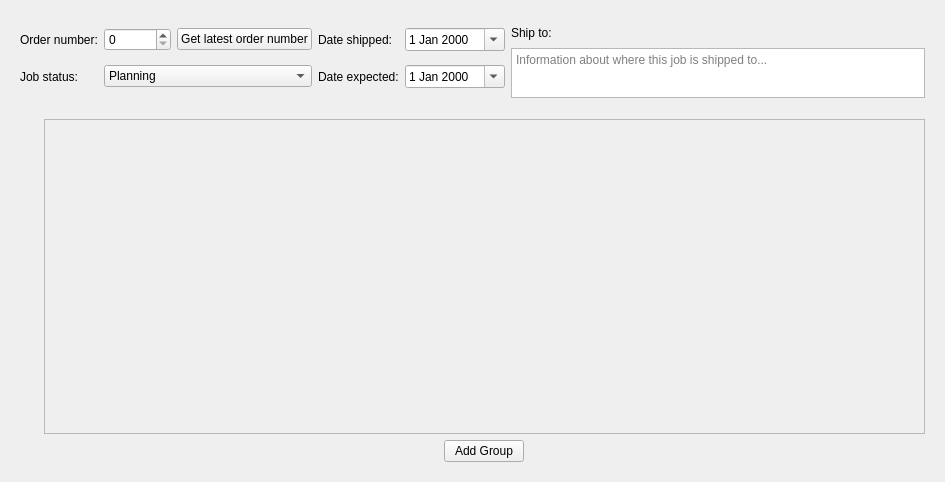
TheCodingJsoftware/Invigo, file ui/job_widget.ui: the form before one commit.
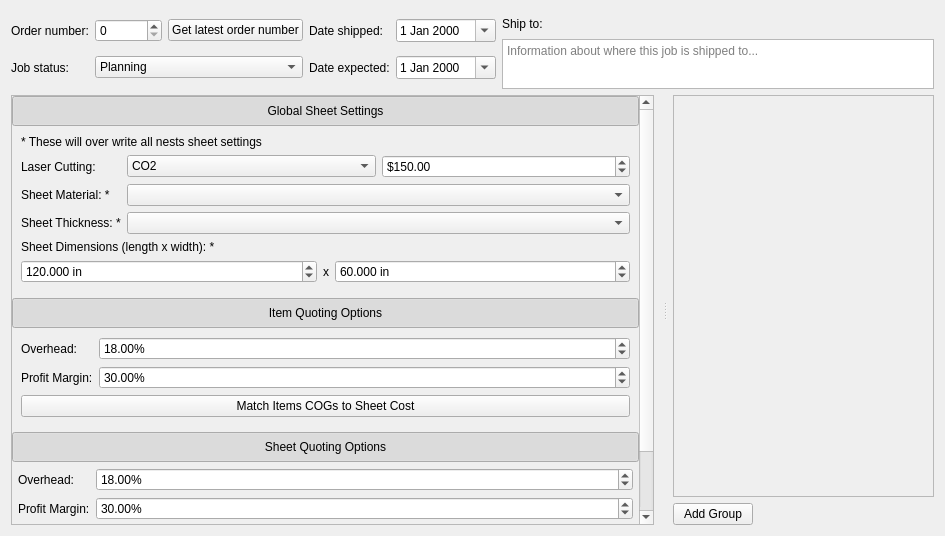
The form after the commit. Icons and pictures are not drawn.

Diff of the .ui file:
```diff
--- a/ui/job_widget.ui
+++ b/ui/job_widget.ui
@@ -7,7 +7,7 @@
     <x>0</x>
     <y>0</y>
     <width>945</width>
-    <height>482</height>
+    <height>536</height>
    </rect>
   </property>
   <property name="sizePolicy">
@@ -19,7 +19,7 @@
   <property name="windowTitle">
    <string>Form</string>
   </property>
-  <layout class="QVBoxLayout" name="verticalLayout">
+  <layout class="QVBoxLayout" name="verticalLayout" stretch="0,1">
    <item>
     <widget class="QWidget" name="job_settings_widget" native="true">
      <property name="sizePolicy">
@@ -35,8 +35,17 @@
       </size>
      </property>
      <layout class="QHBoxLayout" name="horizontalLayout_3" stretch="0">
+      <property name="leftMargin">
+       <number>0</number>
+      </property>
+      <property name="topMargin">
+       <number>0</number>
+      </property>
+      <property name="rightMargin">
+       <number>0</number>
+      </property>
       <property name="bottomMargin">
-       <number>6</number>
+       <number>0</number>
       </property>
       <item>
        <layout class="QHBoxLayout" name="horizontalLayout_5" stretch="0,1">
@@ -277,74 +286,607 @@
     </widget>
    </item>
    <item>
-    <layout class="QHBoxLayout" name="horizontalLayout_7">
-     <item>
-      <widget class="QWidget" name="nests_widget" native="true">
-       <layout class="QVBoxLayout" name="verticalLayout_6">
-        <item>
-         <layout class="QVBoxLayout" name="verticalLayout_5"/>
-        </item>
-       </layout>
-      </widget>
-     </item>
-     <item>
-      <widget class="QWidget" name="groups_widget" native="true">
-       <layout class="QVBoxLayout" name="verticalLayout_2">
-        <item>
-         <widget class="QScrollArea" name="scrollArea">
-          <property name="widgetResizable">
-           <bool>true</bool>
-          </property>
-          <widget class="QWidget" name="scrollAreaWidgetContents">
-           <property name="geometry">
-            <rect>
-             <x>0</x>
-             <y>0</y>
-             <width>899</width>
-             <height>332</height>
-            </rect>
+    <widget class="QSplitter" name="splitter">
+     <property name="orientation">
+      <enum>Qt::Horizontal</enum>
+     </property>
+     <widget class="QWidget" name="nest_widget" native="true">
+      <property name="styleSheet">
+       <string notr="true"/>
+      </property>
+      <layout class="QVBoxLayout" name="verticalLayout_6">
+       <property name="rightMargin">
+        <number>9</number>
+       </property>
+       <item>
+        <layout class="QVBoxLayout" name="verticalLayout_5">
+         <item>
+          <widget class="QScrollArea" name="scrollArea_2">
+           <property name="widgetResizable">
+            <bool>true</bool>
            </property>
-           <layout class="QVBoxLayout" name="verticalLayout_3">
-            <property name="leftMargin">
-             <number>0</number>
+           <property name="alignment">
+            <set>Qt::AlignLeading|Qt::AlignLeft|Qt::AlignTop</set>
+           </property>
+           <widget class="QWidget" name="scrollAreaWidgetContents_2">
+            <property name="geometry">
+             <rect>
+              <x>0</x>
+              <y>0</y>
+              <width>618</width>
+              <height>526</height>
+             </rect>
             </property>
-            <property name="topMargin">
-             <number>0</number>
-            </property>
-            <property name="rightMargin">
-             <number>0</number>
-            </property>
-            <property name="bottomMargin">
-             <number>0</number>
-            </property>
-            <item>
-             <layout class="QVBoxLayout" name="groups_layout"/>
-            </item>
-           </layout>
+            <layout class="QVBoxLayout" name="verticalLayout_7">
+             <property name="leftMargin">
+              <number>0</number>
+             </property>
+             <property name="topMargin">
+              <number>0</number>
+             </property>
+             <property name="rightMargin">
+              <number>0</number>
+             </property>
+             <property name="bottomMargin">
+              <number>0</number>
+             </property>
+             <item>
+              <layout class="QVBoxLayout" name="verticalLayout_8">
+               <item>
+                <layout class="QVBoxLayout" name="verticalLayout_14" stretch="0,1">
+                 <property name="spacing">
+                  <number>0</number>
+                 </property>
+                 <item>
+                  <widget class="QPushButton" name="pushButton_global_sheet_settings">
+                   <property name="minimumSize">
+                    <size>
+                     <width>0</width>
+                     <height>30</height>
+                    </size>
+                   </property>
+                   <property name="cursor">
+                    <cursorShape>PointingHandCursor</cursorShape>
+                   </property>
+                   <property name="text">
+                    <string>Global Sheet Settings</string>
+                   </property>
+                   <property name="checkable">
+                    <bool>true</bool>
+                   </property>
+                   <property name="checked">
+                    <bool>true</bool>
+                   </property>
+                  </widget>
+                 </item>
+                 <item>
+                  <widget class="QWidget" name="global_sheet_settings_widget" native="true">
+                   <layout class="QVBoxLayout" name="verticalLayout_24">
+                    <item>
+                     <layout class="QVBoxLayout" name="verticalLayout_23">
+                      <item>
+                       <widget class="QLabel" name="label_15">
+                        <property name="text">
+                         <string>* These will over write all nests sheet settings</string>
+                        </property>
+                       </widget>
+                      </item>
+                      <item>
+                       <layout class="QGridLayout" name="gridLayout_3" columnstretch="0,1">
+                        <item row="1" column="0">
+                         <widget class="QLabel" name="label_7">
+                          <property name="text">
+                           <string>Sheet Material: *</string>
+                          </property>
+                         </widget>
+                        </item>
+                        <item row="1" column="1">
+                         <widget class="QComboBox" name="comboBox_materials"/>
+                        </item>
+                        <item row="0" column="0">
+                         <widget class="QLabel" name="label_6">
+                          <property name="text">
+                           <string>Laser Cutting:</string>
+                          </property>
+                         </widget>
+                        </item>
+                        <item row="0" column="1">
+                         <layout class="QHBoxLayout" name="horizontalLayout_11">
+                          <item>
+                           <widget class="QComboBox" name="comboBox_laser_cutting">
+                            <item>
+                             <property name="text">
+                              <string>CO2</string>
+                             </property>
+                            </item>
+                            <item>
+                             <property name="text">
+                              <string>Nitrogen</string>
+                             </property>
+                            </item>
+                           </widget>
+                          </item>
+                          <item>
+                           <widget class="QDoubleSpinBox" name="doubleSpinBox_cost_for_laser">
+                            <property name="prefix">
+                             <string>$</string>
+                            </property>
+                            <property name="maximum">
+                             <double>99999999999.000000000000000</double>
+                            </property>
+                            <property name="value">
+                             <double>150.000000000000000</double>
+                            </property>
+                           </widget>
+                          </item>
+                         </layout>
+                        </item>
+                        <item row="2" column="0">
+                         <widget class="QLabel" name="label_8">
+                          <property name="text">
+                           <string>Sheet Thickness: *</string>
+                          </property>
+                         </widget>
+                        </item>
+                        <item row="2" column="1">
+                         <widget class="QComboBox" name="comboBox_thicknesses"/>
+                        </item>
+                       </layout>
+                      </item>
+                     </layout>
+                    </item>
+                    <item>
+                     <widget class="QLabel" name="label_13">
+                      <property name="text">
+                       <string>Sheet Dimensions (length x width): *</string>
+                      </property>
+                     </widget>
+                    </item>
+                    <item>
+                     <layout class="QHBoxLayout" name="global_sheet_settings_layout" stretch="1,0,1">
+                      <item>
+                       <widget class="QDoubleSpinBox" name="doubleSpinBox_length">
+                        <property name="suffix">
+                         <string> in</string>
+                        </property>
+                        <property name="decimals">
+                         <number>3</number>
+                        </property>
+                        <property name="maximum">
+                         <double>99999999999.000000000000000</double>
+                        </property>
+                        <property name="value">
+                         <double>120.000000000000000</double>
+                        </property>
+                       </widget>
+                      </item>
+                      <item>
+                       <widget class="QLabel" name="label_14">
+                        <property name="text">
+                         <string>x</string>
+                        </property>
+                        <property name="alignment">
+                         <set>Qt::AlignCenter</set>
+                        </property>
+                       </widget>
+                      </item>
+                      <item>
+                       <widget class="QDoubleSpinBox" name="doubleSpinBox_width">
+                        <property name="suffix">
+                         <string> in</string>
+                        </property>
+                        <property name="decimals">
+                         <number>3</number>
+                        </property>
+                        <property name="maximum">
+                         <double>999999999.000000000000000</double>
+                        </property>
+                        <property name="value">
+                         <double>60.000000000000000</double>
+                        </property>
+                       </widget>
+                      </item>
+                     </layout>
+                    </item>
+                   </layout>
+                  </widget>
+                 </item>
+                </layout>
+               </item>
+               <item>
+                <layout class="QVBoxLayout" name="verticalLayout_15" stretch="0,1">
+                 <property name="spacing">
+                  <number>0</number>
+                 </property>
+                 <item>
+                  <widget class="QPushButton" name="pushButton_item_quoting_options">
+                   <property name="minimumSize">
+                    <size>
+                     <width>0</width>
+                     <height>30</height>
+                    </size>
+                   </property>
+                   <property name="cursor">
+                    <cursorShape>PointingHandCursor</cursorShape>
+                   </property>
+                   <property name="text">
+                    <string>Item Quoting Options</string>
+                   </property>
+                   <property name="checkable">
+                    <bool>true</bool>
+                   </property>
+                   <property name="checked">
+                    <bool>true</bool>
+                   </property>
+                  </widget>
+                 </item>
+                 <item>
+                  <widget class="QWidget" name="item_quoting_options_widget" native="true">
+                   <layout class="QVBoxLayout" name="verticalLayout_21">
+                    <item>
+                     <layout class="QVBoxLayout" name="item_quoting_options_layout">
+                      <item>
+                       <layout class="QVBoxLayout" name="verticalLayout_13">
+                        <item>
+                         <layout class="QGridLayout" name="gridLayout" columnstretch="0,1">
+                          <item row="0" column="1">
+                           <widget class="QDoubleSpinBox" name="doubleSpinBox_items_overhead">
+                            <property name="toolTip">
+                             <string>Default: 18%</string>
+                            </property>
+                            <property name="suffix">
+                             <string>%</string>
+                            </property>
+                            <property name="decimals">
+                             <number>2</number>
+                            </property>
+                            <property name="value">
+                             <double>18.000000000000000</double>
+                            </property>
+                           </widget>
+                          </item>
+                          <item row="1" column="1">
+                           <widget class="QDoubleSpinBox" name="doubleSpinBox_items_profit_margin">
+                            <property name="toolTip">
+                             <string>Default: 30%</string>
+                            </property>
+                            <property name="suffix">
+                             <string>%</string>
+                            </property>
+                            <property name="decimals">
+                             <number>2</number>
+                            </property>
+                            <property name="value">
+                             <double>30.000000000000000</double>
+                            </property>
+                           </widget>
+                          </item>
+                          <item row="0" column="0">
+                           <widget class="QLabel" name="label_9">
+                            <property name="text">
+                             <string>Overhead:</string>
+                            </property>
+                           </widget>
+                          </item>
+                          <item row="1" column="0">
+                           <widget class="QLabel" name="label_10">
+                            <property name="text">
+                             <string>Profit Margin:</string>
+                            </property>
+                           </widget>
+                          </item>
+                         </layout>
+                        </item>
+                        <item>
+                         <widget class="QPushButton" name="pushButton_item_to_sheet">
+                          <property name="text">
+                           <string>Match Items COGs to Sheet Cost</string>
+                          </property>
+                          <property name="checkable">
+                           <bool>true</bool>
+                          </property>
+                         </widget>
+                        </item>
+                       </layout>
+                      </item>
+                     </layout>
+                    </item>
+                   </layout>
+                  </widget>
+                 </item>
+                </layout>
+               </item>
+               <item>
+                <layout class="QVBoxLayout" name="verticalLayout_12" stretch="0,1">
+                 <property name="spacing">
+                  <number>0</number>
+                 </property>
+                 <item>
+                  <widget class="QPushButton" name="pushButton_sheet_quoting_options">
+                   <property name="minimumSize">
+                    <size>
+                     <width>0</width>
+                     <height>30</height>
+                    </size>
+                   </property>
+                   <property name="cursor">
+                    <cursorShape>PointingHandCursor</cursorShape>
+                   </property>
+                   <property name="text">
+                    <string>Sheet Quoting Options</string>
+                   </property>
+                   <property name="checkable">
+                    <bool>true</bool>
+                   </property>
+                   <property name="checked">
+                    <bool>true</bool>
+                   </property>
+                  </widget>
+                 </item>
+                 <item>
+                  <widget class="QWidget" name="sheet_quoting_options_widget" native="true">
+                   <layout class="QVBoxLayout" name="verticalLayout_22">
+                    <property name="leftMargin">
+                     <number>6</number>
+                    </property>
+                    <property name="topMargin">
+                     <number>6</number>
+                    </property>
+                    <property name="rightMargin">
+                     <number>6</number>
+                    </property>
+                    <property name="bottomMargin">
+                     <number>6</number>
+                    </property>
+                    <item>
+                     <layout class="QGridLayout" name="gridLayout_4" columnstretch="0,1">
+                      <item row="1" column="0">
+                       <widget class="QLabel" name="label_12">
+                        <property name="text">
+                         <string>Profit Margin:</string>
+                        </property>
+                       </widget>
+                      </item>
+                      <item row="0" column="0">
+                       <widget class="QLabel" name="label_11">
+                        <property name="text">
+                         <string>Overhead:</string>
+                        </property>
+                       </widget>
+                      </item>
+                      <item row="0" column="1">
+                       <widget class="QDoubleSpinBox" name="doubleSpinBox_sheets_overhead">
+                        <property name="toolTip">
+                         <string>Default: 18%</string>
+                        </property>
+                        <property name="suffix">
+                         <string>%</string>
+                        </property>
+                        <property name="maximum">
+                         <double>100.000000000000000</double>
+                        </property>
+                        <property name="value">
+                         <double>18.000000000000000</double>
+                        </property>
+                       </widget>
+                      </item>
+                      <item row="1" column="1">
+                       <widget class="QDoubleSpinBox" name="doubleSpinBox_sheets_profit_margin">
+                        <property name="toolTip">
+                         <string>Default: 30%</string>
+                        </property>
+                        <property name="suffix">
+                         <string>%</string>
+                        </property>
+                        <property name="maximum">
+                         <double>100.000000000000000</double>
+                        </property>
+                        <property name="value">
+                         <double>30.000000000000000</double>
+                        </property>
+                       </widget>
+                      </item>
+                     </layout>
+                    </item>
+                   </layout>
+                  </widget>
+                 </item>
+                </layout>
+               </item>
+               <item>
+                <layout class="QVBoxLayout" name="verticalLayout_18" stretch="0,1">
+                 <property name="spacing">
+                  <number>0</number>
+                 </property>
+                 <item>
+                  <widget class="QPushButton" name="pushButton_nests">
+                   <property name="minimumSize">
+                    <size>
+                     <width>0</width>
+                     <height>30</height>
+                    </size>
+                   </property>
+                   <property name="maximumSize">
+                    <size>
+                     <width>16777215</width>
+                     <height>16777215</height>
+                    </size>
+                   </property>
+                   <property name="cursor">
+                    <cursorShape>PointingHandCursor</cursorShape>
+                   </property>
+                   <property name="text">
+                    <string>Nests</string>
+                   </property>
+                   <property name="checkable">
+                    <bool>true</bool>
+                   </property>
+                   <property name="checked">
+                    <bool>true</bool>
+                   </property>
+                  </widget>
+                 </item>
+                 <item>
+                  <widget class="QWidget" name="nests_widget" native="true">
+                   <layout class="QVBoxLayout" name="verticalLayout_9">
+                    <property name="leftMargin">
+                     <number>0</number>
+                    </property>
+                    <property name="topMargin">
+                     <number>0</number>
+                    </property>
+                    <property name="rightMargin">
+                     <number>0</number>
+                    </property>
+                    <property name="bottomMargin">
+                     <number>0</number>
+                    </property>
+                    <item>
+                     <layout class="QVBoxLayout" name="nests_layout"/>
+                    </item>
+                   </layout>
+                  </widget>
+                 </item>
+                </layout>
+               </item>
+               <item>
+                <layout class="QVBoxLayout" name="verticalLayout_19" stretch="0,1">
+                 <property name="spacing">
+                  <number>0</number>
+                 </property>
+                 <item>
+                  <widget class="QPushButton" name="pushButton_nest_summary">
+                   <property name="minimumSize">
+                    <size>
+                     <width>0</width>
+                     <height>30</height>
+                    </size>
+                   </property>
+                   <property name="maximumSize">
+                    <size>
+                     <width>16777215</width>
+                     <height>16777215</height>
+                    </size>
+                   </property>
+                   <property name="cursor">
+                    <cursorShape>PointingHandCursor</cursorShape>
+                   </property>
+                   <property name="text">
+                    <string>Nest Summary</string>
+                   </property>
+                   <property name="checkable">
+                    <bool>true</bool>
+                   </property>
+                   <property name="checked">
+                    <bool>true</bool>
+                   </property>
+                  </widget>
+                 </item>
+                 <item>
+                  <widget class="QWidget" name="nest_summary_widget" native="true">
+                   <layout class="QVBoxLayout" name="verticalLayout_11">
+                    <property name="leftMargin">
+                     <number>0</number>
+                    </property>
+                    <property name="topMargin">
+                     <number>0</number>
+                    </property>
+                    <property name="rightMargin">
+                     <number>0</number>
+                    </property>
+                    <property name="bottomMargin">
+                     <number>0</number>
+                    </property>
+                    <item>
+                     <layout class="QVBoxLayout" name="nest_summary_layout"/>
+                    </item>
+                   </layout>
+                  </widget>
+                 </item>
+                </layout>
+               </item>
+              </layout>
+             </item>
+            </layout>
+           </widget>
           </widget>
+         </item>
+        </layout>
+       </item>
+      </layout>
+     </widget>
+     <widget class="QWidget" name="groups_widget" native="true">
+      <layout class="QVBoxLayout" name="verticalLayout_2">
+       <property name="leftMargin">
+        <number>6</number>
+       </property>
+       <item>
+        <widget class="QScrollArea" name="scrollArea">
+         <property name="widgetResizable">
+          <bool>true</bool>
+         </property>
+         <widget class="QWidget" name="scrollAreaWidgetContents">
+          <property name="geometry">
+           <rect>
+            <x>0</x>
+            <y>0</y>
+            <width>248</width>
+            <height>377</height>
+           </rect>
+          </property>
+          <layout class="QVBoxLayout" name="verticalLayout_3">
+           <property name="leftMargin">
+            <number>0</number>
+           </property>
+           <property name="topMargin">
+            <number>0</number>
+           </property>
+           <property name="rightMargin">
+            <number>0</number>
+           </property>
+           <property name="bottomMargin">
+            <number>0</number>
+           </property>
+           <item>
+            <layout class="QVBoxLayout" name="groups_layout"/>
+           </item>
+          </layout>
          </widget>
-        </item>
-        <item>
-         <layout class="QHBoxLayout" name="horizontalLayout_2">
-          <item>
-           <widget class="QPushButton" name="add_group_button">
-            <property name="sizePolicy">
-             <sizepolicy hsizetype="Fixed" vsizetype="Fixed">
-              <horstretch>0</horstretch>
-              <verstretch>0</verstretch>
-             </sizepolicy>
-            </property>
-            <property name="text">
-             <string>Add Group</string>
-            </property>
-           </widget>
-          </item>
-         </layout>
-        </item>
-       </layout>
-      </widget>
-     </item>
-    </layout>
+        </widget>
+       </item>
+       <item>
+        <layout class="QHBoxLayout" name="horizontalLayout_2">
+         <item>
+          <widget class="QPushButton" name="add_group_button">
+           <property name="sizePolicy">
+            <sizepolicy hsizetype="Fixed" vsizetype="Fixed">
+             <horstretch>0</horstretch>
+             <verstretch>0</verstretch>
+            </sizepolicy>
+           </property>
+           <property name="text">
+            <string>Add Group</string>
+           </property>
+          </widget>
+         </item>
+         <item>
+          <spacer name="horizontalSpacer">
+           <property name="orientation">
+            <enum>Qt::Horizontal</enum>
+           </property>
+           <property name="sizeHint" stdset="0">
+            <size>
+             <width>40</width>
+             <height>20</height>
+            </size>
+           </property>
+          </spacer>
+         </item>
+        </layout>
+       </item>
+      </layout>
+     </widget>
+    </widget>
    </item>
   </layout>
  </widget>
```
Left out of the diff: 85 changed lines with no effect on the pictures.
